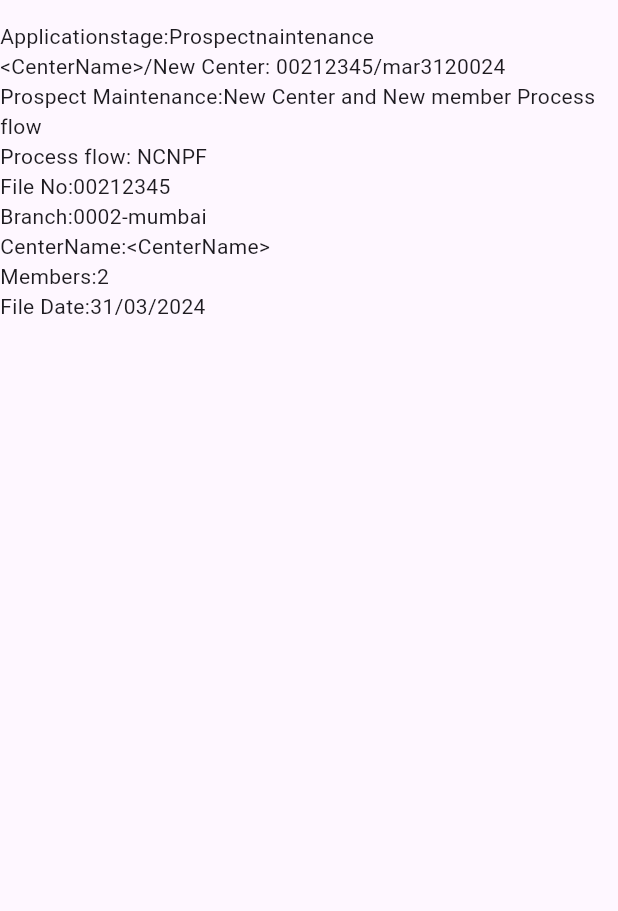
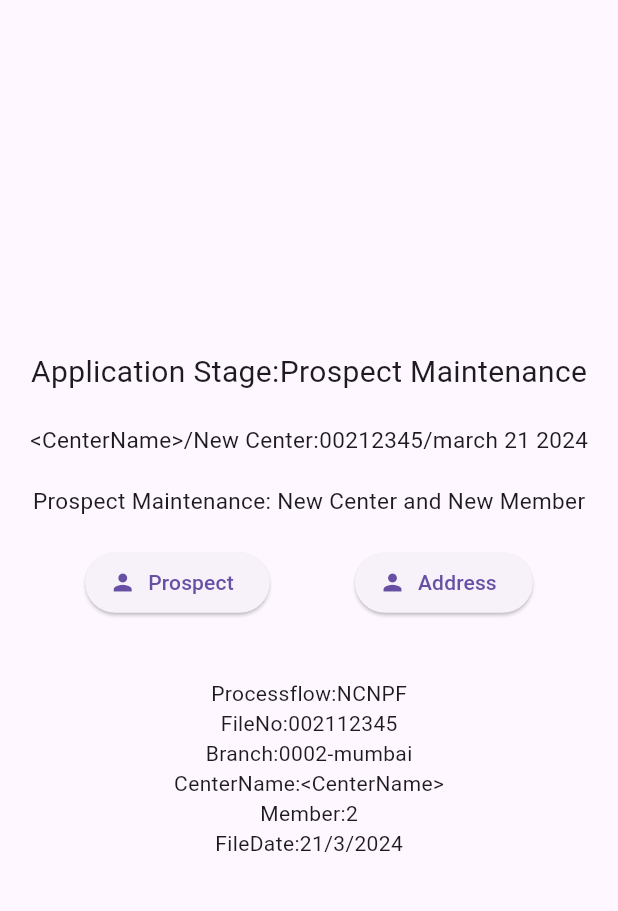
Before and after one commit to nandan15/los_app, a Flutter app: the ActivityDetails screen opened directly, after a tap on the "hourglass empty" icon, on a phone screen of 412 x 824 dp, the part 63-974 px from its top. Run offline on Flutter 3.47's test engine with Material 3 defaults, Android fonts, the phone set to English and light mode, and no system bars.

Commit message:
prospect_maintenance fix

```diff
--- a/lib/screens/Activity Details/activity_details.dart
+++ b/lib/screens/Activity Details/activity_details.dart
@@ -70,7 +70,7 @@ class _ActivityDetailsState extends State<ActivityDetails> {
                   onPressed: () {
                     Navigator.push(
                       context,
-                      MaterialPageRoute(builder: (context) => ProspectMaintence()),
+                      MaterialPageRoute(builder: (context) => ProspectMaintenance()),
                     );
                   },
                 )),
--- a/lib/screens/prospect maintenance/prospect_maintenance.dart
+++ b/lib/screens/prospect maintenance/prospect_maintenance.dart
@@ -1,30 +1,78 @@
 import 'package:flutter/material.dart';
 
-class ProspectMaintence extends StatefulWidget {
+class ProspectMaintenance extends StatefulWidget {
   @override
-  _ProspectMaintence createState() => _ProspectMaintence();
+  _ProspectMaintenanceState createState() => _ProspectMaintenanceState();
 }
 
-class _ProspectMaintence extends State<ProspectMaintence> {
+class _ProspectMaintenanceState extends State<ProspectMaintenance> {
   @override
   Widget build(BuildContext context) {
     return Scaffold(
       appBar: AppBar(
         title: Text("Activity Details"),
       ),
-      body: Column(crossAxisAlignment: CrossAxisAlignment.start,
-      children: [
-        Text('Applicationstage:Prospectnaintenance'),
-        Text('<CenterName>/New Center: 00212345/mar3120024'),
-        Text('Prospect Maintenance:New Center and New member Process flow'),
-        Text('Process flow: NCNPF'),
-        Text('File No:00212345'),
-        Text('Branch:0002-mumbai'),
-        Text('CenterName:<CenterName>'),
-        Text('Members:2'),
-        Text('File Date:31/03/2024'),
-
-      ]),
+      body: Column(
+        mainAxisAlignment: MainAxisAlignment.center,
+        crossAxisAlignment: CrossAxisAlignment.center,
+        children: <Widget>[
+          SizedBox(
+            height: 10,
+          ),
+          Text(
+            'Application Stage:Prospect Maintenance',
+            style: TextStyle(fontSize: 20),
+          ),
+          SizedBox(height: 20),
+          Text(
+            '<CenterName>/New Center:00212345/march 21 2024',
+            style: TextStyle(fontSize: 15),
+          ),
+          SizedBox(height: 20),
+          Text(
+            'Prospect Maintenance: New Center and New Member',
+            style: TextStyle(fontSize: 15),
+          ),
+          SizedBox(height: 20),
+          Row(
+            mainAxisAlignment: MainAxisAlignment.spaceEvenly,
+            children: [
+              ElevatedButton.icon(
+                onPressed: () {
+                  // Action for Prospect button
+                },
+                icon: Icon(Icons.person),
+                label: Text('Prospect'),
+              ),
+              ElevatedButton.icon(
+                onPressed: () {
+                  // Action for Address button
+                },
+                icon: Icon(Icons.person),
+                label: Text('Address'),
+              ),
+            ],
+          ),
+          SizedBox(height:20),
+          Column(
+            children: [
+              SizedBox(height:20),
+              Text('Processflow:NCNPF'),
+              Text('FileNo:002112345'),
+              Text('Branch:0002-mumbai'),
+              Text('CenterName:<CenterName>'),
+              Text('Member:2'),
+              Text('FileDate:21/3/2024')
+            ]
+          )
+        ],
+      ),
     );
   }
 }
+
+void main() {
+  runApp(MaterialApp(
+    home: ProspectMaintenance(),
+  ));
+}
```
